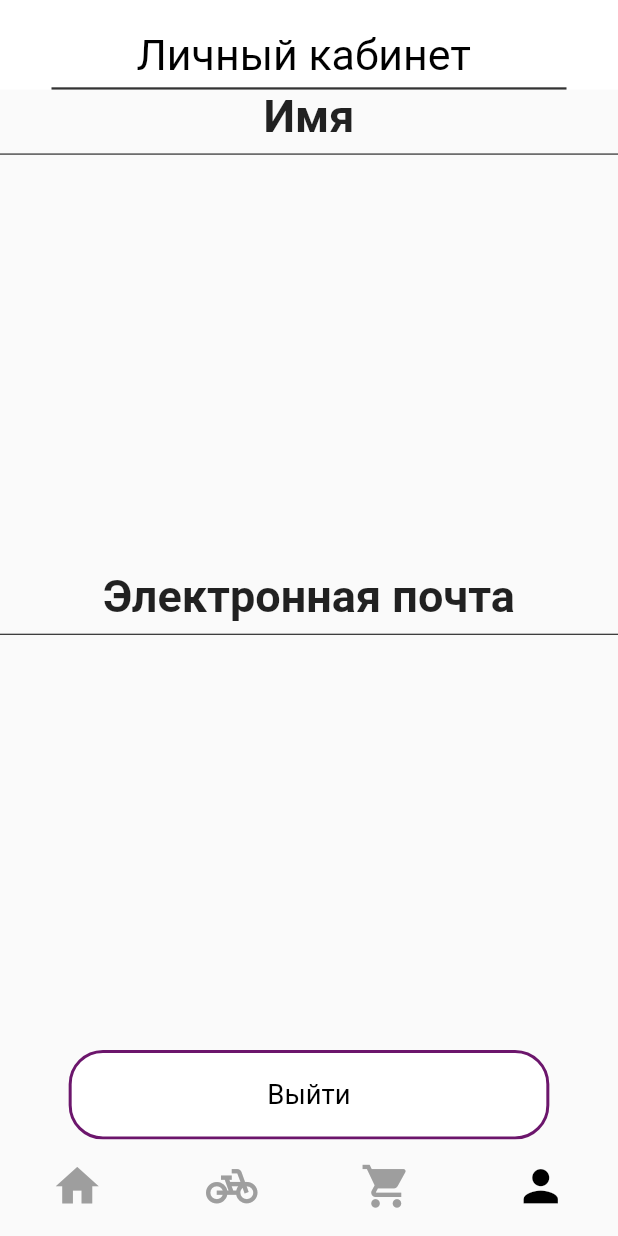
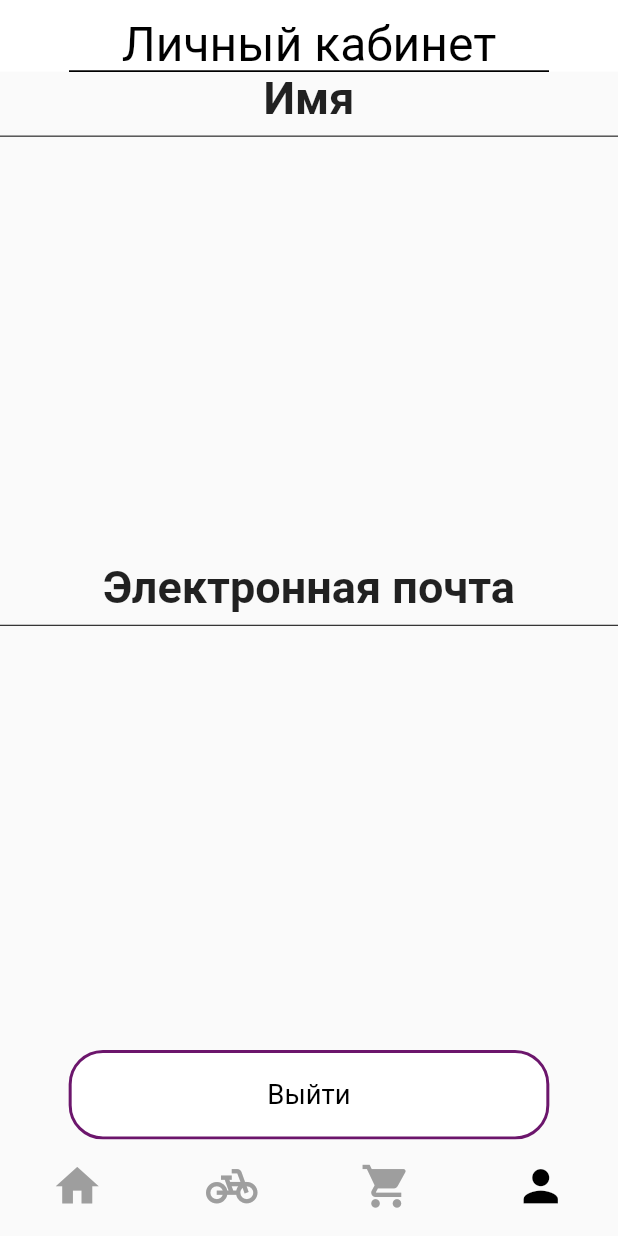
Before and after one commit to sevolchenko/SportsRentProj, a Flutter app: the screen it shows after launch, item 4 of the bottom bar chosen, on a phone screen of 412 x 824 dp. Run offline on Flutter 3.47's test engine with Material 2 defaults, Android fonts, the phone set to English and light mode, and no system bars; our stand-ins replace equatable, flutter_bloc, flutter_screenutil, fluttertoast, font_awesome_flutter, shared_preferences.

Commit message:
edited appbar

```diff
--- a/app/client/Renty-client/lib/common/routes/screens.dart
+++ b/app/client/Renty-client/lib/common/routes/screens.dart
@@ -7,7 +7,7 @@ import 'package:client/common/routes/names.dart';
 import 'package:client/global.dart';
 import 'package:client/screens/application/application.dart';
 import 'package:client/screens/home/home_screen.dart';
-import 'package:client/screens/profile/user_profile_screen.dart';
+import 'package:client/screens/profile/profile_screen.dart';
 import 'package:client/screens/register/register_screen.dart';
 import 'package:client/screens/sign_in/sign_in_screen.dart';
 import 'package:flutter/cupertino.dart';
@@ -45,7 +45,7 @@ class AppScreens {
           route: AppRoutes.PROFILE,
           screen: ProfileScreen(),
           bloc: BlocProvider(
-            create: (_) => RegisterBloc(), // change to ProfileBloc
+            create: (_) => RegisterBloc(), // TODO change to ProfileBloc
           )),
     ];
   }
--- a/app/client/Renty-client/lib/screens/application/widgets/application_widgets.dart
+++ b/app/client/Renty-client/lib/screens/application/widgets/application_widgets.dart
@@ -1,5 +1,5 @@
 import 'package:client/screens/home/home_screen.dart';
-import 'package:client/screens/profile/user_profile_screen.dart';
+import 'package:client/screens/profile/profile_screen.dart';
 import 'package:flutter/cupertino.dart';
 import 'package:flutter/material.dart';
 import 'package:flutter_screenutil/flutter_screenutil.dart';
--- a/app/client/Renty-client/lib/screens/profile/user_profile_screen.dart
+++ b/app/client/Renty-client/lib/screens/profile/profile_screen.dart
@@ -1,3 +1,4 @@
+import 'package:client/screens/sign_in/sign_in_screen.dart';
 import 'package:client/widgets/bar/app_bar.dart';
 import 'package:client/widgets/button_widget.dart';
 import 'package:flutter/material.dart';
@@ -48,7 +49,7 @@ class _ProfileScreenState extends State<ProfileScreen> {
               ]),
             ),
             buildButton("Выйти", "secondary", () {
-              Navigator.of(context).pushNamed("signIn");
+              Navigator.of(context).pop(const SignInScreen());
             }),
           ],
         ),
--- a/app/client/Renty-client/lib/widgets/bar/app_bar.dart
+++ b/app/client/Renty-client/lib/widgets/bar/app_bar.dart
@@ -9,33 +9,36 @@ class MyAppBar extends StatelessWidget implements PreferredSizeWidget {
   @override
   Widget build(BuildContext context) {
     var appBar = AppBar(
-      bottom: PreferredSize(
-        preferredSize: const Size.fromHeight(1.0),
-        child: Container(
-          margin: EdgeInsets.symmetric(horizontal: 30.w),
-          color: Colors.black.withOpacity(0.8),
-          height: 1.5,
-        ),
-      ),
-      // backgroundColor: Colors.white,
-      title: Container(
+        backgroundColor: Colors.white,
+        title: Column(
+          children: [
+            Container(
               alignment: Alignment.center,
-        margin: EdgeInsets.only(top: 15.h),
+              margin: EdgeInsets.only(top: 10.h),
               child: Text(
                 title,
+                textAlign: TextAlign.center,
                 style: TextStyle(
                   color: Colors.black,
-            fontSize: 25.sp,
+                  fontSize: 28.sp,
                   fontWeight: FontWeight.normal,
                 ),
               ),
             ),
-    );
+            const Divider(
+              height: 0,
+              indent: 30,
+              endIndent: 30,
+              thickness: 2,
+              color: Colors.black,
+            ),
+          ],
+        ));
     return appBar;
   }
 
   @override
-  Size get preferredSize => Size.fromHeight(50.h);
+  Size get preferredSize => Size.fromHeight(40.h);
 }
 
 
--- a/app/client/Renty-client/lib/widgets/bar/bottom_nav_bar.dart
+++ b/app/client/Renty-client/lib/widgets/bar/bottom_nav_bar.dart
@@ -1,5 +1,5 @@
 import 'package:flutter/material.dart';
-import 'package:client/screens/profile/user_profile_screen.dart';
+import 'package:client/screens/profile/profile_screen.dart';
 import 'package:client/screens/home/home_screen.dart';
 import 'package:client/screens/rent/rent_screen.dart';
 import 'package:client/screens/cart/cart_screen.dart';
```
Lines whose indentation alone changed are shown as unchanged.
